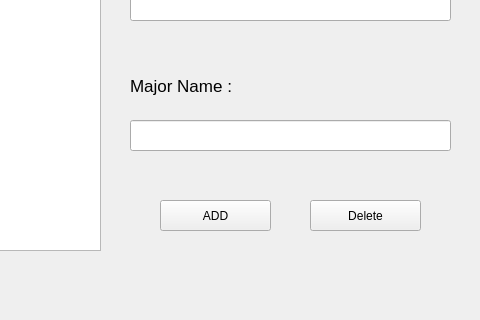
The window that resources/UI/addMajor.ui (Poom1997/gman) describes before a commit, drawn with Qt 5; both pictures show x 420 to 900 and y 280 to 600 of the 900 by 600 pixel window.
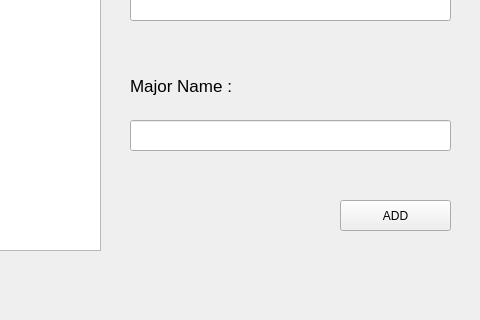
The same window after the commit.

Patch:
```diff
--- a/resources/UI/addMajor.ui
+++ b/resources/UI/addMajor.ui
@@ -262,7 +262,7 @@
   <widget class="QPushButton" name="addButton">
    <property name="geometry">
     <rect>
-     <x>580</x>
+     <x>760</x>
      <y>480</y>
      <width>111</width>
      <height>31</height>
@@ -285,19 +285,6 @@
     <string>Search</string>
    </property>
   </widget>
-  <widget class="QPushButton" name="deleteButton">
-   <property name="geometry">
-    <rect>
-     <x>730</x>
-     <y>480</y>
-     <width>111</width>
-     <height>31</height>
-    </rect>
-   </property>
-   <property name="text">
-    <string>Delete</string>
-   </property>
-  </widget>
   <zorder>barLabel_2</zorder>
   <zorder>profileButton</zorder>
   <zorder>label_15</zorder>
```
Left out of the diff: 7 changed lines with no effect on the pictures.
